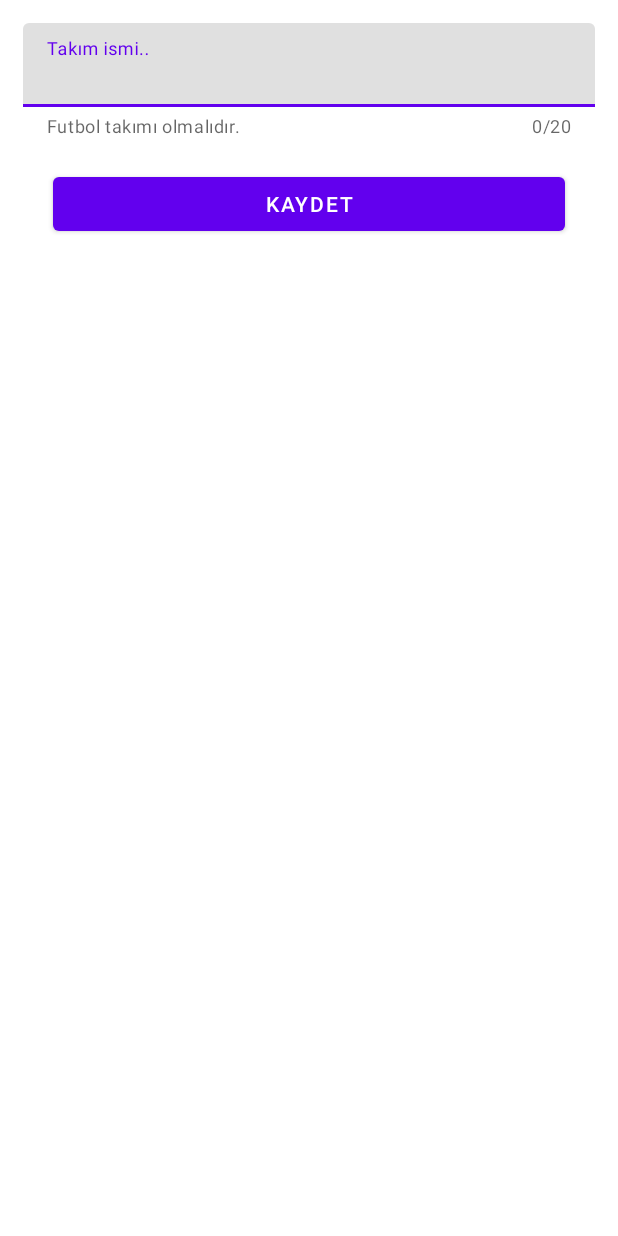
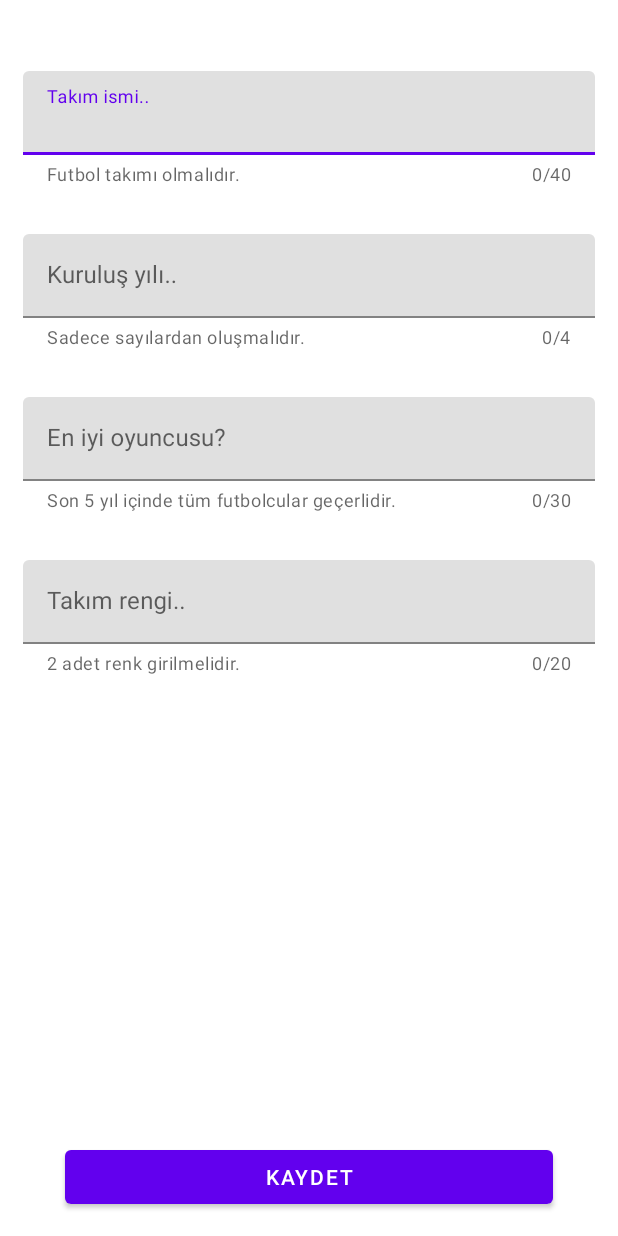
Before and after one commit to Hepsiburada-Mobil-Android-Bootcamp/Android-Bootcamp, an Android app: the layout activity_add_new_football.xml on its own in the app's theme, with its tools: preview values and no code run, on a phone screen of 412 x 824 dp. Run offline under Robolectric (Android 15) with nearby library versions, the phone set to English and light mode, and no system bars.

Commit message:
completed activity_add_new_football.xml

```diff
--- a/app/src/main/res/layout/activity_add_new_football.xml
+++ b/app/src/main/res/layout/activity_add_new_football.xml
@@ -8,19 +8,20 @@
     tools:context="com.android.odevler.mehmet_serkan_guzel.AddNewFootballActivity">
 
     <com.google.android.material.textfield.TextInputLayout
-        android:id="@+id/footballText_input_layout"
+        android:id="@+id/teamNameText_input_layout"
         android:layout_width="match_parent"
         android:layout_height="wrap_content"
         android:hint="Takım ismi.."
         app:counterEnabled="true"
-        app:counterMaxLength="20"
+        app:counterMaxLength="40"
+        android:layout_marginTop="32dp"
         app:helperText="Futbol takımı olmalıdır."
         app:layout_constraintEnd_toEndOf="parent"
         app:layout_constraintStart_toStartOf="parent"
         app:layout_constraintTop_toTopOf="parent">
 
         <com.google.android.material.textfield.TextInputEditText
-            android:id="@+id/footballeditText_input_layout"
+            android:id="@+id/teamNameEditText_input_layout"
             android:layout_width="match_parent"
             android:layout_height="wrap_content" />
     </com.google.android.material.textfield.TextInputLayout>
@@ -29,9 +30,73 @@
         android:id="@+id/button_save_football"
         android:layout_width="match_parent"
         android:layout_height="wrap_content"
-        android:layout_margin="20dp"
+        android:layout_marginStart="28dp"
+        android:layout_marginEnd="28dp"
         android:text="Kaydet"
-        app:layout_constraintEnd_toEndOf="@+id/footballText_input_layout"
-        app:layout_constraintStart_toStartOf="@+id/footballText_input_layout"
-        app:layout_constraintTop_toBottomOf="@+id/footballText_input_layout" />
+        app:layout_constraintBottom_toBottomOf="parent"
+        app:layout_constraintEnd_toEndOf="parent"
+        app:layout_constraintStart_toStartOf="parent" />
+
+    <com.google.android.material.textfield.TextInputLayout
+        android:id="@+id/yearTextInputLayout"
+        android:layout_width="match_parent"
+        android:layout_height="wrap_content"
+        android:layout_marginTop="32dp"
+        android:hint="Kuruluş yılı.."
+        app:counterEnabled="true"
+        app:counterMaxLength="4"
+        app:helperText="Sadece sayılardan oluşmalıdır."
+        app:layout_constraintEnd_toEndOf="@+id/teamNameText_input_layout"
+        app:layout_constraintStart_toStartOf="@+id/teamNameText_input_layout"
+        app:layout_constraintTop_toBottomOf="@+id/teamNameText_input_layout">
+
+        <com.google.android.material.textfield.TextInputEditText
+            android:id="@+id/yearTextInputEditText"
+            android:layout_width="match_parent"
+            android:layout_height="wrap_content"
+            android:inputType="phone"
+            />
+    </com.google.android.material.textfield.TextInputLayout>
+
+    <com.google.android.material.textfield.TextInputLayout
+        android:id="@+id/bestPlayerTextInputLayout"
+        android:layout_width="match_parent"
+        android:layout_height="wrap_content"
+        android:hint="En iyi oyuncusu?"
+        app:counterEnabled="true"
+        app:counterMaxLength="30"
+        android:layout_marginTop="32dp"
+        app:helperText="Son 5 yıl içinde tüm futbolcular geçerlidir."
+        app:layout_constraintEnd_toEndOf="@+id/yearTextInputLayout"
+        app:layout_constraintStart_toStartOf="@+id/yearTextInputLayout"
+        app:layout_constraintTop_toBottomOf="@+id/yearTextInputLayout">
+
+        <com.google.android.material.textfield.TextInputEditText
+            android:id="@+id/bestPlayerEditTextInputLayout"
+            android:layout_width="match_parent"
+            android:layout_height="wrap_content"
+             />
+    </com.google.android.material.textfield.TextInputLayout>
+
+    <com.google.android.material.textfield.TextInputLayout
+        android:id="@+id/teamColorTextInputLayout"
+        android:layout_width="match_parent"
+        android:layout_height="wrap_content"
+        android:layout_marginTop="32dp"
+        app:helperText="2 adet renk girilmelidir."
+        app:counterEnabled="true"
+        app:counterMaxLength="20"
+        android:hint="Takım rengi.."
+        app:layout_constraintEnd_toEndOf="@+id/bestPlayerTextInputLayout"
+        app:layout_constraintStart_toStartOf="@+id/bestPlayerTextInputLayout"
+        app:layout_constraintTop_toBottomOf="@+id/bestPlayerTextInputLayout">
+
+        <com.google.android.material.textfield.TextInputEditText
+            android:id="@+id/teamColorEditTextInputLayout"
+            android:layout_width="match_parent"
+            android:layout_height="wrap_content"
+
+            />
+    </com.google.android.material.textfield.TextInputLayout>
+
 </androidx.constraintlayout.widget.ConstraintLayout>
```
